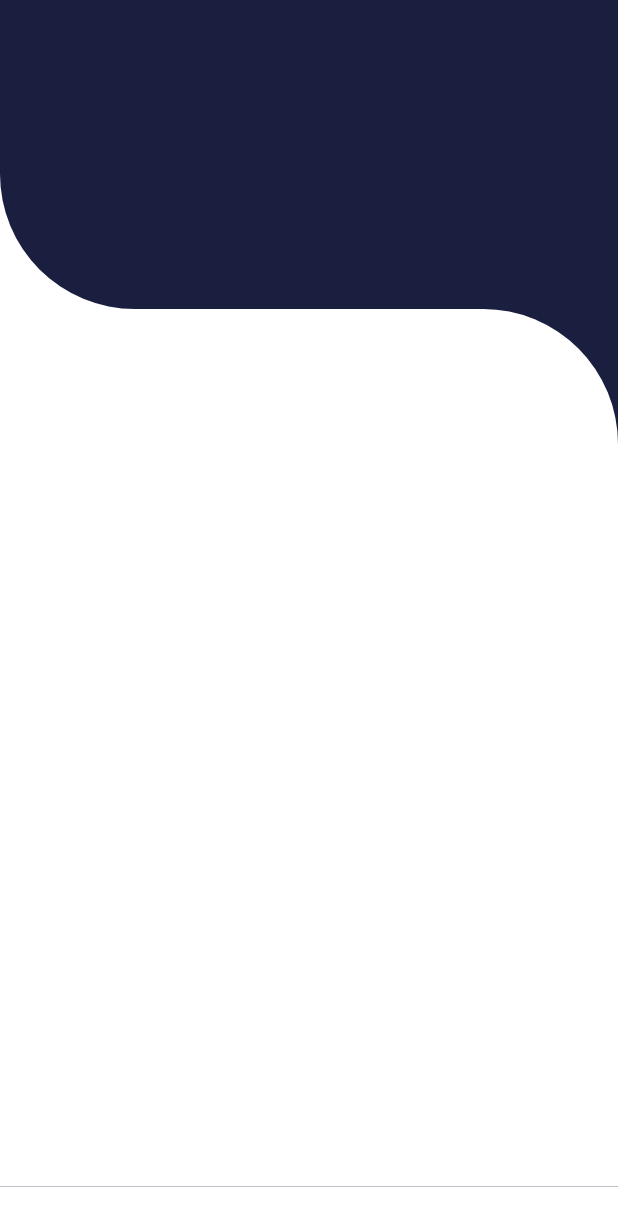
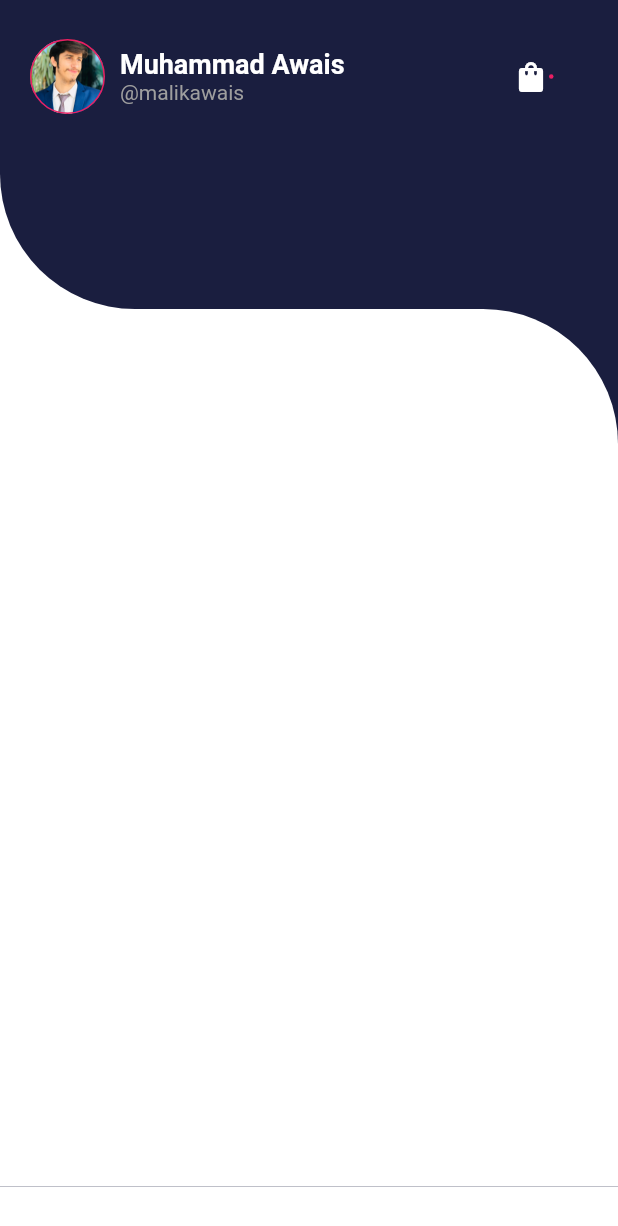
Before and after one commit to muhammadawaisyaseen/Ecommerce-UI-Design, a Flutter app: the screen it shows after launch, on a phone screen of 412 x 824 dp. Shown: the top 1226 px of the screen. Run offline on Flutter 3.47's test engine with Material 2 defaults, Android fonts, the phone set to English and light mode, and no system bars.

Commit message:
profile pic added

```diff
--- a/lib/screens/home_screen.dart
+++ b/lib/screens/home_screen.dart
@@ -32,7 +32,7 @@ class _HomePageState extends State<HomePage> {
                       stops: [0.3, 0.9]),
                   borderRadius:
                       BorderRadius.only(bottomRight: Radius.circular(80))),
-              child: Image.asset('assets/images/homephoto.png'),
+              child: Image.asset('assets/images/homephoto.png',),
             ),
             Container(
                 height: MediaQuery.of(context).size.height * 0.5,
--- a/lib/screens/products_screen.dart
+++ b/lib/screens/products_screen.dart
@@ -21,6 +21,80 @@ class ProductsPage extends StatelessWidget {
                     color: Color(0xFF1a1e3f),
                     borderRadius:
                         BorderRadius.only(bottomLeft: Radius.circular(90))),
+                child: Column(
+                  children: [
+                    Padding(
+                      padding: const EdgeInsets.symmetric(
+                          horizontal: 20, vertical: 26),
+                      child: Row(
+                        children: [
+                          Container(
+                            width: 50,
+                            height: 50,
+                            decoration: BoxDecoration(
+                                color: const Color(0xFFf3c9ca),
+                                border: Border.all(color: Colors.pink),
+                                shape: BoxShape.circle,
+                                image: const DecorationImage(
+                                    image:
+                                        AssetImage('assets/images/awais.jpg'),
+                                    fit: BoxFit.fitWidth)),
+                          ),
+                          const SizedBox(
+                            width: 10,
+                          ),
+
+                          ///
+                          RichText(
+                              text: const TextSpan(
+                                  style: TextStyle(
+                                      color: Colors.white,
+                                      fontWeight: FontWeight.bold,
+                                      fontSize: 18),
+                                  children: [
+                                TextSpan(
+                                  text: "Muhammad Awais",
+                                ),
+                                TextSpan(
+                                  text: '\n',
+                                ),
+                                TextSpan(
+                                    text: '@malikawais',
+                                    style: TextStyle(
+                                        color: Colors.grey,
+                                        fontWeight: FontWeight.normal,
+                                        fontSize: 14)),
+                              ])),
+                          const Spacer(),
+                          Container(
+                            width: 50,
+                            height: 50,
+                            decoration: const BoxDecoration(
+                                // color: Colors.black,
+                                ),
+                            child: Row(
+                              children: [
+                                const Icon(
+                                  Icons.shopping_bag_rounded,
+                                  color: Colors.white,
+                                ),
+                                Container(
+                                  width: 3,
+                                  height: 3,
+                                  decoration: const BoxDecoration(
+                                      color: Colors.pink,
+                                      shape: BoxShape.circle),
+                                )
+                              ],
+                            ),
+                          ),
+                          // Tab Bar
+                        ],
+                      ),
+
+                    )
+                  ],
+                ),
               ),
               //2nd Child
 
@@ -32,6 +106,7 @@ class ProductsPage extends StatelessWidget {
                 ),
                 child: Container(
                   width: double.infinity,
+                  height: MediaQuery.of(context).size.height * 0.71,
                   decoration: const BoxDecoration(
                       color: Colors.white,
                       borderRadius:
```
Also changed, not shown: assets/images/awais.jpg (added), assets/images/homepic.png (deleted).
